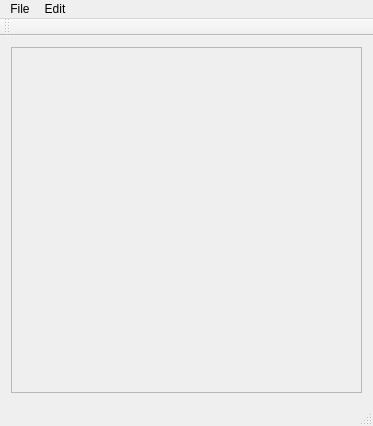
This is mainwindow.ui in menzzana/ZDoList as Qt 5 draws it before an edit. The edited form follows.
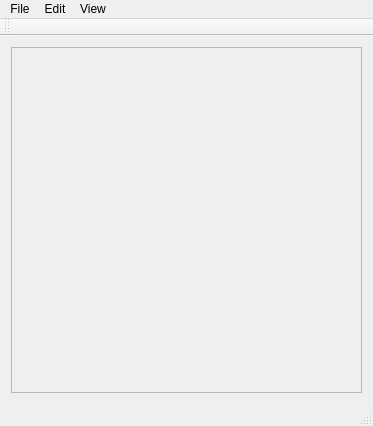
This is the edited form.

Patch:
```diff
--- a/mainwindow.ui
+++ b/mainwindow.ui
@@ -56,8 +56,17 @@
     <addaction name="actionNew_project"/>
     <addaction name="actionNew_task"/>
    </widget>
+   <widget class="QMenu" name="menuView">
+    <property name="title">
+     <string>View</string>
+    </property>
+    <addaction name="actionSort_by_context"/>
+    <addaction name="actionSort_by_priority"/>
+    <addaction name="actionSort_by_due_date"/>
+   </widget>
    <addaction name="menuFile"/>
    <addaction name="menuEdit"/>
+   <addaction name="menuView"/>
   </widget>
   <widget class="QToolBar" name="mainToolBar">
    <attribute name="toolBarArea">
```
Left out of the diff: 27 changed lines with no effect on the pictures.
